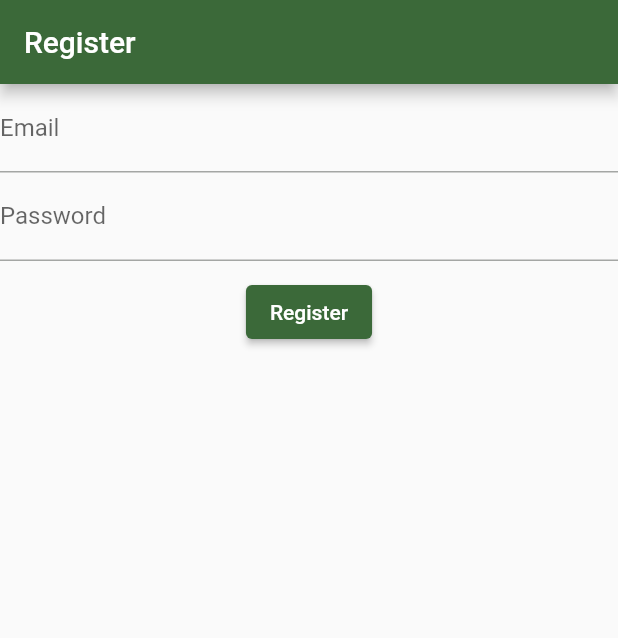
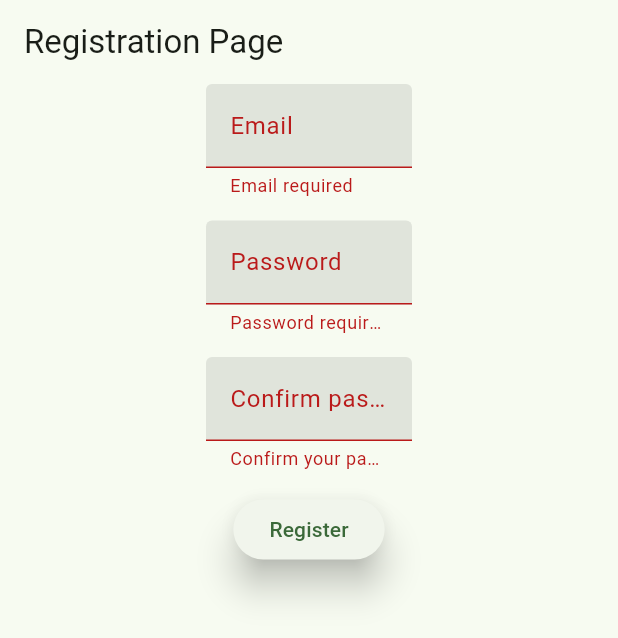
Before and after one commit to suasuasuasuasua/Notes, a Flutter app: the screen it shows after launch, after a tap on "Register", on a phone screen of 412 x 824 dp. Shown: the top 638 px of the screen. Run offline on Flutter 3.47's test engine with Material 2 defaults, Android fonts, the phone set to English and light mode, and no system bars; our stand-ins replace firebase_auth, firebase_core, form_field_validator; accounts and stored records are empty.

Commit message:
Refactored the home page to use validators Generally cleaned up and formatted Added helper functions to construct the widgets Using material 3 now and removed debug banner

```diff
--- a/lib/main.dart
+++ b/lib/main.dart
@@ -2,6 +2,7 @@
 import 'package:firebase_core/firebase_core.dart';
 import 'package:flutter/material.dart';
 import 'package:firebase_auth/firebase_auth.dart';
+import 'package:form_field_validator/form_field_validator.dart';
 import 'firebase_options.dart';
 
 void main() {
@@ -16,8 +17,9 @@
     title: 'Notes',
     theme: ThemeData(
       colorScheme: ColorScheme.fromSeed(seedColor: Colors.green),
-      useMaterial3: false,
+      useMaterial3: true,
     ),
+    debugShowCheckedModeBanner: false,
     home: const HomePage(),
   );
 }
@@ -29,16 +31,52 @@
   State<HomePage> createState() => _HomePageState();
 }
 
-class _HomePageState extends State<HomePage> {
-  // `late` allows these variables to be assigned values 'later'
-  late final TextEditingController _email;
-  late final TextEditingController _password;
+mixin WidgetBuilders {
+  Row middleAlignBuilder(Widget w) {
+    return Row(
+      mainAxisAlignment: MainAxisAlignment.spaceEvenly,
+      children: [
+        const Spacer(),
+        Expanded(child: w),
+        const Spacer(),
+      ],
+    );
+  }
+
+  TextFormField textFormBuilder(String label, TextEditingController controller,
+      String key, String? Function(String?) validator,
+      {bool hidden = false}) {
+    return TextFormField(
+      decoration: InputDecoration(
+        floatingLabelStyle: const TextStyle(fontSize: 11),
+        labelText: label,
+        filled: true,
+      ),
+      controller: controller,
+      key: Key(key),
+      validator: validator,
+      keyboardType: TextInputType.emailAddress,
+      enableSuggestions: false,
+      autocorrect: false,
+      obscureText: hidden,
+    );
+  }
+}
+
+class _HomePageState extends State<HomePage> with WidgetBuilders {
+  // Define controllers for the text fields to access data stored in these fields
+  late final TextEditingController _emailController,
+      _passwordController,
+      _confirmPasswordController;
+
+  final _formKey = GlobalKey<FormState>();
 
   // Called by Flutter automatically when the home page is created
   @override
   void initState() {
-    _email = TextEditingController();
-    _password = TextEditingController();
+    _emailController = TextEditingController();
+    _passwordController = TextEditingController();
+    _confirmPasswordController = TextEditingController();
     super.initState();
   }
 
@@ -48,8 +86,9 @@
   // diposing of them when we are finished using them
   @override
   void dispose() {
-    _email.dispose();
-    _password.dispose();
+    _emailController.dispose();
+    _passwordController.dispose();
+    _confirmPasswordController.dispose();
     super.dispose();
   }
 
@@ -59,13 +98,11 @@
     // automatically include a titlebar, floating buttons, main text, etc.
     return Scaffold(
       appBar: AppBar(
-        title: const Text('Register'),
+        title: const Text('Registration Page'),
       ),
-      // A future builder waits until the defined 'future' has completed before
-      // building the widget for display
+      // A future builder waits until the defined function that returns a result
+      // in the future has completed before building the widget for display
       body: FutureBuilder(
-        // In this case, the future is to initialize the Firebase app with
-        // default options to each platform
         future: Firebase.initializeApp(
             options: DefaultFirebaseOptions.currentPlatform),
         // The builder has parameters of the context and snapshot. The context
@@ -74,49 +111,98 @@
         // i.e. did it start? did it fail? is it in progress? did it terminate
         // successfully
         builder: (context, snapshot) {
-          return switch (snapshot.connectionState) {
-            // We only return the sign-in widget view if the future is
-            // completely finished
+          return Form(
+            key: _formKey,
+            child: switch (snapshot.connectionState) {
+              // We only return the sign-in widget view if the future is finished
               ConnectionState.done => Column(
                   children: [
-                  // The username and password fields have a few settings that are standard
-                  // for a higher quality user experience
-                  // TODO: Add validators
-                  TextFormField(
-                    decoration: const InputDecoration(labelText: 'Email'),
-                    controller: _email,
-                    key: const Key('Username Field'),
-                    keyboardType: TextInputType.emailAddress,
-                    enableSuggestions: false,
-                    autocorrect: false,
+                    /// Email Field
+                    middleAlignBuilder(
+                      textFormBuilder(
+                        'Email',
+                        _emailController,
+                        'emailTextfield',
+                        MultiValidator(
+                          [
+                            RequiredValidator(errorText: 'Email required'),
+                            EmailValidator(
+                                errorText: 'Please enter a valid email')
+                          ],
                         ),
-                  // TODO: Add validators
-                  TextFormField(
-                    decoration: const InputDecoration(labelText: 'Password'),
-                    controller: _password,
-                    key: const Key('Password Field'),
-                    obscureText: true,
-                    enableSuggestions: false,
-                    autocorrect: false,
                       ),
-                  const SizedBox(height: 10),
+                    ),
+
+                    /// Password Field
+                    const SizedBox(height: 15),
+                    middleAlignBuilder(
+                      textFormBuilder(
+                        'Password',
+                        _passwordController,
+                        'passwordTextfield',
+                        MultiValidator(
+                          [
+                            RequiredValidator(errorText: 'Password required'),
+                            MinLengthValidator(6,
+                                errorText:
+                                    'Password must contain at least six characters'),
+                            PatternValidator(r'(?=.*?[#?!@$%^&*-])',
+                                errorText:
+                                    'Password must have at least one special character')
+                          ],
+                        ),
+                        hidden: true,
+                      ),
+                    ),
+
+                    /// Confirm Password Field
+                    const SizedBox(height: 15),
+                    middleAlignBuilder(
+                      textFormBuilder(
+                        'Confirm password',
+                        _confirmPasswordController,
+                        'confirmTextfield',
+                        (password) {
+                          return (password!.isEmpty)
+                              ? 'Confirm your password'
+                              : MatchValidator(
+                                      errorText:
+                                          "Those passwords didn't match. Try again.")
+                                  .validateMatch(
+                                      password, _passwordController.text);
+                        },
+                        hidden: true,
+                      ),
+                    ),
+
+                    /// Confirm Button
+                    const SizedBox(height: 15),
                     ElevatedButton(
-                    // The register button has an asynchronous callback function
-                    // because we need to authenticate the user using Firebase.
-                    // Authentication does not necessarily happen instananeously
-                    // because we can use third party SSO solutions like Apple and
-                    // Twitter. Here, we use FirebaseAuth to create a user with the
-                    // given email and password
+                        style: ElevatedButton.styleFrom(
+                          elevation: 10,
+                        ),
+                        // The register button has an asynchronous callback
+                        // function because we need to authenticate the user using
+                        // Firebase. Authentication does not necessarily happen
+                        // instananeously because we can use third party SSO
+                        // solutions like Apple and Twitter. Here, we use
+                        // FirebaseAuth to create a user with the given email and
+                        // password
                         onPressed: () async {
-                      // Before we can register the user, we need to initialize Firebase
-                      // based on the current platform. Moreover, we need to tell
-                      // Firebase the authentication method
+                          // Validate the form fields. If any of the fields fail,
+                          // stop
+                          if (!_formKey.currentState!.validate()) {
+                            return;
+                          }
+                          // Else, create an account for the user and store the
+                          // information in Firebase
                           await FirebaseAuth.instance
                               .createUserWithEmailAndPassword(
-                              email: _email.text, password: _password.text);
+                                  email: _emailController.text,
+                                  password: _passwordController.text);
                         },
-                    child: const Text('Register'),
-                  ),
+                        key: const Key('registerButton'),
+                        child: const Text('Register')),
                   ],
                 ),
               // If the future is not finished processing, then simply print a
@@ -124,7 +210,8 @@
               _ => const Center(
                   child: CircularProgressIndicator(),
                 ),
-          };
+            },
+          );
         },
       ),
     );
```
Lines whose indentation alone changed are shown as unchanged.
